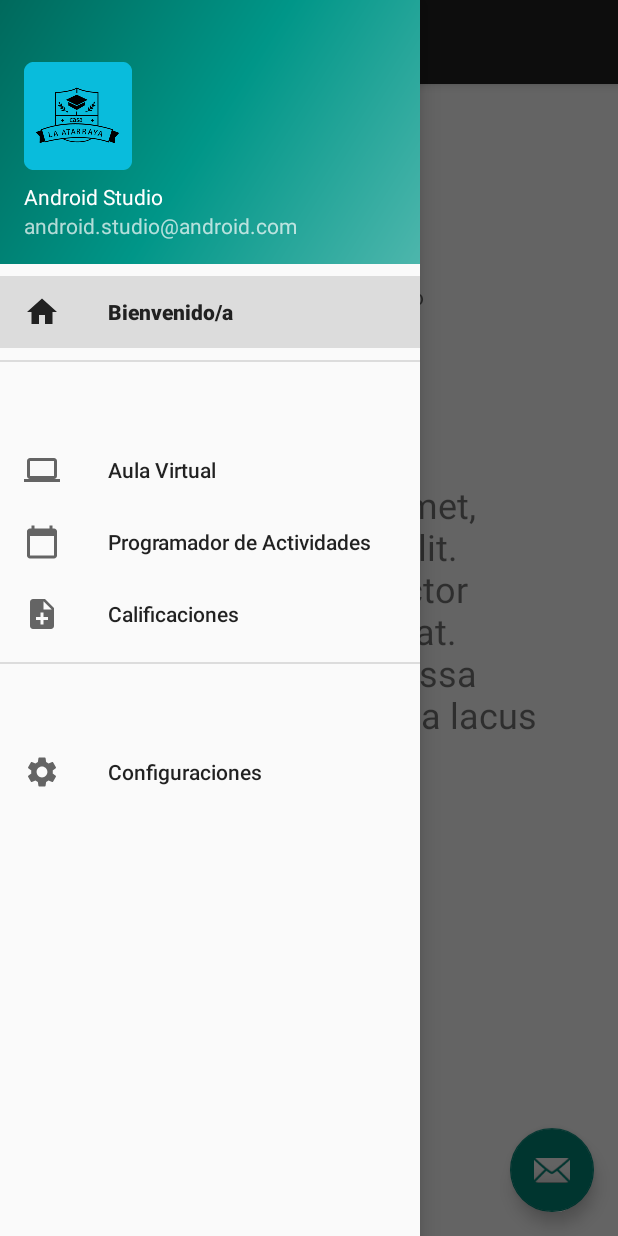
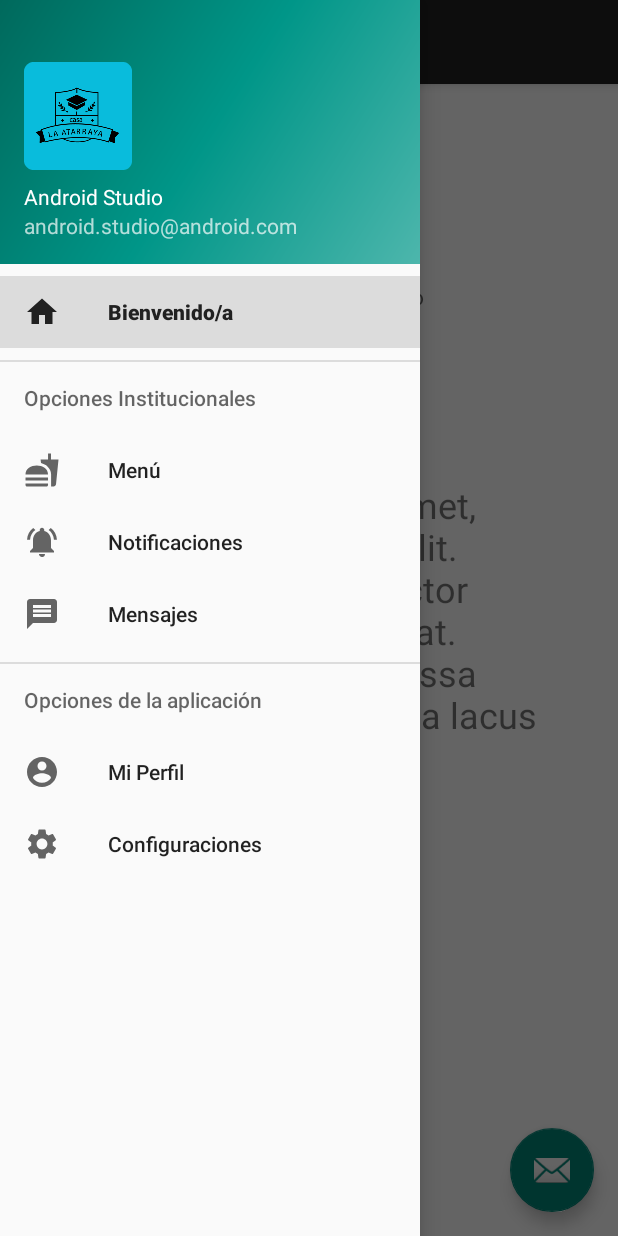
Before and after one commit to Marcelo1706/atarraya_app, an Android app: the menuNavegacion screen opened directly, with no data from a screen before it, with the side drawer open, on a phone screen of 412 x 824 dp. Run offline under Robolectric (Android 15) with nearby library versions, the phone set to English and light mode, and no system bars; our stand-ins replace navigation-ui.

Commit message:
Corrección opciones menu lateral

```diff
--- a/app/src/main/java/com/liceoatarraya/app/menuNavegacion.java
+++ b/app/src/main/java/com/liceoatarraya/app/menuNavegacion.java
@@ -39,7 +39,7 @@ public class menuNavegacion extends AppCompatActivity {
         // Passing each menu ID as a set of Ids because each
         // menu should be considered as top level destinations.
         mAppBarConfiguration = new AppBarConfiguration.Builder(
-                R.id.nav_home, R.id.clases, R.id.calendario, R.id.notas)
+                R.id.nav_home, R.id.clases, R.id.calendario, R.id.notas,R.id.mensajes,R.id.notificaciones,R.id.perfil,R.id.menu)
                 .setDrawerLayout(drawer)
                 .build();
         NavController navController = Navigation.findNavController(this, R.id.nav_host_fragment);
--- /dev/null
+++ b/app/src/main/res/drawable/ic_baseline_account_circle_24.xml
@@ -0,0 +1,10 @@
+<vector xmlns:android="http://schemas.android.com/apk/res/android"
+    android:width="24dp"
+    android:height="24dp"
+    android:viewportWidth="24"
+    android:viewportHeight="24"
+    android:tint="?attr/colorControlNormal">
+  <path
+      android:fillColor="@android:color/white"
+      android:pathData="M12,2C6.48,2 2,6.48 2,12s4.48,10 10,10 10,-4.48 10,-10S17.52,2 12,2zM12,5c1.66,0 3,1.34 3,3s-1.34,3 -3,3 -3,-1.34 -3,-3 1.34,-3 3,-3zM12,19.2c-2.5,0 -4.71,-1.28 -6,-3.22 0.03,-1.99 4,-3.08 6,-3.08 1.99,0 5.97,1.09 6,3.08 -1.29,1.94 -3.5,3.22 -6,3.22z"/>
+</vector>
--- /dev/null
+++ b/app/src/main/res/drawable/ic_mensajes.xml
@@ -0,0 +1,10 @@
+<vector xmlns:android="http://schemas.android.com/apk/res/android"
+    android:width="24dp"
+    android:height="24dp"
+    android:viewportWidth="24"
+    android:viewportHeight="24"
+    android:tint="?attr/colorControlNormal">
+  <path
+      android:fillColor="@android:color/white"
+      android:pathData="M20,2L4,2c-1.1,0 -1.99,0.9 -1.99,2L2,22l4,-4h14c1.1,0 2,-0.9 2,-2L22,4c0,-1.1 -0.9,-2 -2,-2zM18,14L6,14v-2h12v2zM18,11L6,11L6,9h12v2zM18,8L6,8L6,6h12v2z"/>
+</vector>
--- /dev/null
+++ b/app/src/main/res/drawable/ic_menu.xml
@@ -0,0 +1,10 @@
+<vector xmlns:android="http://schemas.android.com/apk/res/android"
+    android:width="24dp"
+    android:height="24dp"
+    android:viewportWidth="24"
+    android:viewportHeight="24"
+    android:tint="?attr/colorControlNormal">
+  <path
+      android:fillColor="@android:color/white"
+      android:pathData="M18.06,22.99h1.66c0.84,0 1.53,-0.64 1.63,-1.46L23,5.05h-5L18,1h-1.97v4.05h-4.97l0.3,2.34c1.71,0.47 3.31,1.32 4.27,2.26 1.44,1.42 2.43,2.89 2.43,5.29v8.05zM1,21.99L1,21h15.03v0.99c0,0.55 -0.45,1 -1.01,1L2.01,22.99c-0.56,0 -1.01,-0.45 -1.01,-1zM16.03,14.99c0,-8 -15.03,-8 -15.03,0h15.03zM1.02,17h15v2h-15z"/>
+</vector>
--- /dev/null
+++ b/app/src/main/res/drawable/ic_notificaciones.xml
@@ -0,0 +1,10 @@
+<vector xmlns:android="http://schemas.android.com/apk/res/android"
+    android:width="24dp"
+    android:height="24dp"
+    android:viewportWidth="24"
+    android:viewportHeight="24"
+    android:tint="?attr/colorControlNormal">
+  <path
+      android:fillColor="@android:color/white"
+      android:pathData="M7.58,4.08L6.15,2.65C3.75,4.48 2.17,7.3 2.03,10.5h2c0.15,-2.65 1.51,-4.97 3.55,-6.42zM19.97,10.5h2c-0.15,-3.2 -1.73,-6.02 -4.12,-7.85l-1.42,1.43c2.02,1.45 3.39,3.77 3.54,6.42zM18,11c0,-3.07 -1.64,-5.64 -4.5,-6.32L13.5,4c0,-0.83 -0.67,-1.5 -1.5,-1.5s-1.5,0.67 -1.5,1.5v0.68C7.63,5.36 6,7.92 6,11v5l-2,2v1h16v-1l-2,-2v-5zM12,22c0.14,0 0.27,-0.01 0.4,-0.04 0.65,-0.14 1.18,-0.58 1.44,-1.18 0.1,-0.24 0.15,-0.5 0.15,-0.78h-4c0.01,1.1 0.9,2 2.01,2z"/>
+</vector>
--- a/app/src/main/res/layout/activity_splash.xml
+++ b/app/src/main/res/layout/activity_splash.xml
@@ -5,7 +5,7 @@
     android:id="@+id/activity_inicio"
     android:layout_width="match_parent"
     android:layout_height="match_parent"
-    android:background="@drawable/splash"
+    android:background="@drawable/splash2"
     android:paddingStart="65dp"
     android:paddingTop="16dp"
     android:paddingEnd="64dp"
--- a/app/src/main/res/menu/activity_main_drawer.xml
+++ b/app/src/main/res/menu/activity_main_drawer.xml
@@ -9,23 +9,28 @@
             android:icon="@drawable/ic_inicio"
             android:title="@string/menu_home" />
     </group>
-  <item android:title="">
+  <item android:title="Opciones Institucionales">
       <menu>
       <item
-            android:id="@+id/clases"
-            android:icon="@drawable/ic_clases"
-            android:title="@string/clases" />
+            android:id="@+id/menu"
+            android:icon="@drawable/ic_menu"
+            android:title="@string/menu" />
         <item
-            android:id="@+id/calendario"
-            android:icon="@drawable/ic_calendario"
-            android:title="@string/calendario" />
+            android:id="@+id/notificaciones"
+            android:icon="@drawable/ic_notificaciones"
+            android:title="@string/notificaciones" />
         <item
-            android:id="@+id/action_nav_home_to_notas"
-            android:icon="@drawable/ic_notas"
-            android:title="@string/notas" />
+            android:id="@+id/mensajes"
+            android:icon="@drawable/ic_mensajes"
+            android:title="@string/mensajes" />
       </menu>
   </item>
-    <item android:title=""><menu>
+    <item android:title="Opciones de la aplicación"><menu>
+        <item
+            android:id="@+id/perfil"
+            android:icon="@drawable/ic_baseline_account_circle_24"
+            android:title="@string/perfil" />
+
         <item
             android:id="@+id/configuracion"
             android:icon="@drawable/ic_settings"
--- a/app/src/main/res/values/strings.xml
+++ b/app/src/main/res/values/strings.xml
@@ -38,4 +38,8 @@
     </string>
     <string name="attachment_summary_off">Only download attachments when manually requested</string>
     <string name="descripcion">imagendepresentacion</string>
+    <string name="menu">Menú</string>
+    <string name="notificaciones">Notificaciones</string>
+    <string name="mensajes">Mensajes</string>
+    <string name="perfil">Mi Perfil</string>
 </resources>
```
Also changed, not shown: app/src/main/java/com/liceoatarraya/app/Menu.java (added, +64 -0 lines), app/src/main/java/com/liceoatarraya/app/mensajes.java (added, +64 -0 lines), app/src/main/java/com/liceoatarraya/app/notificaciones.java (added, +64 -0 lines), app/src/main/java/com/liceoatarraya/app/perfil.java (added, +64 -0 lines), app/src/main/res/layout/fragment_mensajes.xml (added, +14 -0 lines), app/src/main/res/layout/fragment_menu.xml (added, +14 -0 lines), app/src/main/res/layout/fragment_notificaciones.xml (added, +14 -0 lines), app/src/main/res/layout/fragment_perfil.xml (added, +14 -0 lines), app/src/main/res/navigation/mobile_navigation.xml (+32 -0 lines), app/src/main/res/drawable/splash2.png (added).
